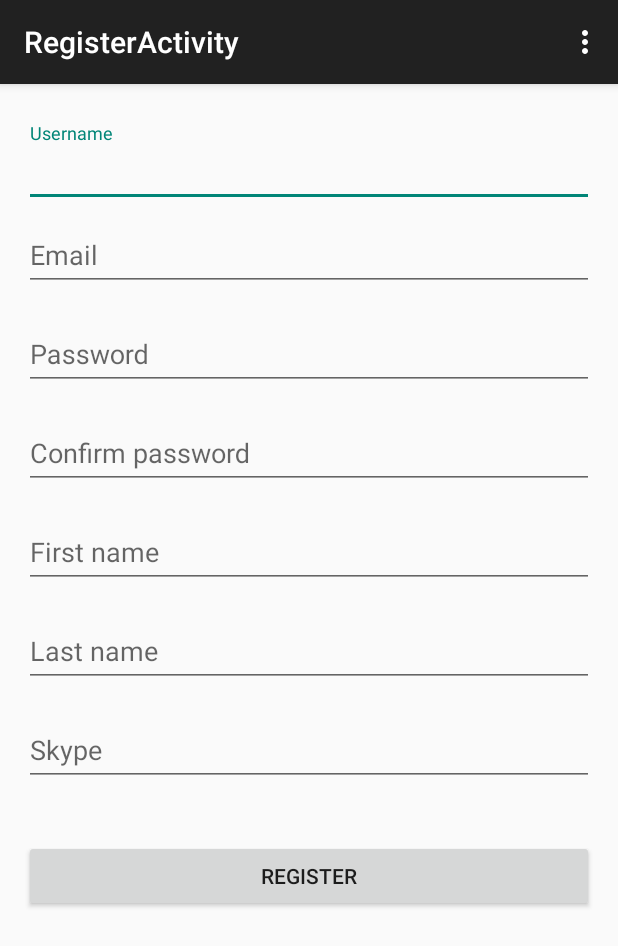
After one commit to davinci2015/Challenge, an Android app: the RegisterActivity screen opened directly, with no data from a screen before it, on a phone screen of 412 x 824 dp. The commit adds this screen. Shown: the top 946 px of the screen. Run offline under Robolectric (Android 15) with nearby library versions, the phone set to English and light mode, and no system bars.

Commit message:
Register Activity added

```diff
--- a/challenge-client/app/src/main/AndroidManifest.xml
+++ b/challenge-client/app/src/main/AndroidManifest.xml
@@ -19,8 +19,13 @@
             android:windowSoftInputMode="adjustResize|stateVisible" >
             <intent-filter>
                 <action android:name="android.intent.action.MAIN" />
+
                 <category android:name="android.intent.category.LAUNCHER" />
             </intent-filter>
+        </activity>
+        <activity
+            android:name=".activities.RegisterActivity"
+            android:label="@string/title_activity_register" >
         </activity>
     </application>
 
--- /dev/null
+++ b/challenge-client/app/src/main/java/hr/foi/challenge/challengeclient/activities/RegisterActivity.java
@@ -0,0 +1,39 @@
+package hr.foi.challenge.challengeclient.activities;
+
+import android.support.v7.app.AppCompatActivity;
+import android.os.Bundle;
+import android.view.Menu;
+import android.view.MenuItem;
+
+import hr.foi.challenge.challengeclient.R;
+
+public class RegisterActivity extends AppCompatActivity {
+
+    @Override
+    protected void onCreate(Bundle savedInstanceState) {
+        super.onCreate(savedInstanceState);
+        setContentView(R.layout.activity_register);
+    }
+
+    @Override
+    public boolean onCreateOptionsMenu(Menu menu) {
+        // Inflate the menu; this adds items to the action bar if it is present.
+        getMenuInflater().inflate(R.menu.reg_menu, menu);
+        return true;
+    }
+
+    @Override
+    public boolean onOptionsItemSelected(MenuItem item) {
+        // Handle action bar item clicks here. The action bar will
+        // automatically handle clicks on the Home/Up button, so long
+        // as you specify a parent activity in AndroidManifest.xml.
+        int id = item.getItemId();
+
+        //noinspection SimplifiableIfStatement
+        if (id == R.id.action_settings) {
+            return true;
+        }
+
+        return super.onOptionsItemSelected(item);
+    }
+}
--- /dev/null
+++ b/challenge-client/app/src/main/res/layout/activity_register.xml
@@ -0,0 +1,119 @@
+<android.support.design.widget.CoordinatorLayout
+    xmlns:android="http://schemas.android.com/apk/res/android"
+    xmlns:tools="http://schemas.android.com/tools"
+    android:id="@+id/register_coordinator"
+    android:layout_width="match_parent"
+    android:layout_height="match_parent"
+    tools:context=".RegisterActivity" >
+
+    <ScrollView
+        android:layout_width="match_parent"
+        android:layout_height="match_parent" >
+
+        <RelativeLayout
+            android:layout_width="match_parent"
+            android:layout_height="wrap_content"
+            android:layout_margin="@dimen/spacing_default" >
+
+            <LinearLayout
+                android:id="@+id/register_layout"
+                android:layout_width="match_parent"
+                android:layout_height="wrap_content"
+                android:orientation="vertical" >
+
+                <android.support.design.widget.TextInputLayout
+                    android:layout_width="match_parent"
+                    android:layout_height="wrap_content"
+                    android:layout_marginTop="@dimen/spacing_small" >
+                    <EditText
+                        android:id="@+id/registration_username"
+                        android:layout_width="match_parent"
+                        android:layout_height="wrap_content"
+                        android:hint="@string/registration_username_hint"
+                        style="@style/Input.Name" />
+                </android.support.design.widget.TextInputLayout>
+
+                <android.support.design.widget.TextInputLayout
+                    android:layout_width="match_parent"
+                    android:layout_height="wrap_content" >
+                    <EditText
+                        android:id="@+id/registration_email"
+                        android:layout_width="match_parent"
+                        android:layout_height="wrap_content"
+                        android:hint="@string/registration_email_hint"
+                        style="@style/Input.Email" />
+                </android.support.design.widget.TextInputLayout>
+
+                <android.support.design.widget.TextInputLayout
+                    android:layout_width="match_parent"
+                    android:layout_height="wrap_content"
+                    android:layout_marginTop="@dimen/spacing_small" >
+                    <EditText
+                        android:id="@+id/registration_password"
+                        android:layout_width="match_parent"
+                        android:layout_height="wrap_content"
+                        android:hint="@string/registration_password_hint"
+                        style="@style/Input.Password" />
+                </android.support.design.widget.TextInputLayout>
+
+                <android.support.design.widget.TextInputLayout
+                    android:layout_width="match_parent"
+                    android:layout_height="wrap_content"
+                    android:layout_marginTop="@dimen/spacing_small" >
+                    <EditText
+                        android:id="@+id/registration_confirm_password"
+                        android:layout_width="match_parent"
+                        android:layout_height="wrap_content"
+                        android:hint="@string/registration_confirm_hint"
+                        style="@style/Input.Password" />
+                </android.support.design.widget.TextInputLayout>
+
+                <android.support.design.widget.TextInputLayout
+                    android:layout_width="match_parent"
+                    android:layout_height="wrap_content"
+                    android:layout_marginTop="@dimen/spacing_small" >
+                    <EditText
+                        android:id="@+id/registration_first_name"
+                        android:layout_width="match_parent"
+                        android:layout_height="wrap_content"
+                        android:hint="@string/registration_first_hint"
+                        style="@style/Input.Name" />
+                </android.support.design.widget.TextInputLayout>
+
+                <android.support.design.widget.TextInputLayout
+                    android:layout_width="match_parent"
+                    android:layout_height="wrap_content"
+                    android:layout_marginTop="@dimen/spacing_small" >
+                    <EditText
+                        android:id="@+id/registration_last_name"
+                        android:layout_width="match_parent"
+                        android:layout_height="wrap_content"
+                        android:hint="@string/registration_last_hint"
+                        style="@style/Input.Name" />
+                </android.support.design.widget.TextInputLayout>
+
+                <android.support.design.widget.TextInputLayout
+                    android:layout_width="match_parent"
+                    android:layout_height="wrap_content"
+                    android:layout_marginTop="@dimen/spacing_small" >
+                    <EditText
+                        android:id="@+id/registration_skype"
+                        android:layout_width="match_parent"
+                        android:layout_height="wrap_content"
+                        android:hint="@string/registration_skype_hint"
+                        style="@style/Input.Name" />
+                </android.support.design.widget.TextInputLayout>
+            </LinearLayout>
+
+            <Button
+                android:id="@+id/confirm_register_button"
+                android:layout_width="match_parent"
+                android:layout_height="wrap_content"
+                android:layout_below="@id/register_layout"
+                android:layout_marginTop="@dimen/spacing_large"
+                android:layout_marginBottom="@dimen/spacing_large"
+                android:text="@string/register" />
+
+        </RelativeLayout>
+    </ScrollView>
+</android.support.design.widget.CoordinatorLayout>
--- /dev/null
+++ b/challenge-client/app/src/main/res/menu/reg_menu.xml
@@ -0,0 +1,7 @@
+<menu xmlns:android="http://schemas.android.com/apk/res/android"
+    xmlns:app="http://schemas.android.com/apk/res-auto"
+    xmlns:tools="http://schemas.android.com/tools"
+    tools:context="hr.foi.challenge.challengeclient.activities.RegisterActivity">
+    <item android:id="@+id/action_settings" android:title="@string/action_settings"
+        android:orderInCategory="100" app:showAsAction="never" />
+</menu>
--- /dev/null
+++ b/challenge-client/app/src/main/res/values-w820dp/dimens.xml
@@ -0,0 +1,6 @@
+<resources>
+    <!-- Example customization of dimensions originally defined in res/values/dimens.xml
+         (such as screen margins) for screens with more than 820dp of available width. This
+         would include 7" and 10" devices in landscape (~960dp and ~1280dp respectively). -->
+    <dimen name="activity_horizontal_margin">64dp</dimen>
+</resources>
--- a/challenge-client/app/src/main/res/values/dimens.xml
+++ b/challenge-client/app/src/main/res/values/dimens.xml
@@ -2,4 +2,12 @@
     <!-- Default screen margins, per the Android Design guidelines. -->
     <dimen name="activity_horizontal_margin">16dp</dimen>
     <dimen name="activity_vertical_margin">16dp</dimen>
+
+    <dimen name="spacing_small">10dp</dimen>
+    <dimen name="spacing_default">16dp</dimen>
+    <dimen name="spacing_large">36dp</dimen>
+
+    <dimen name="text_size_standard_small">14sp</dimen>
+    <dimen name="text_size_standard">16sp</dimen>
+    <dimen name="text_size_standard_large">18sp</dimen>
 </resources>
--- a/challenge-client/app/src/main/res/values/strings.xml
+++ b/challenge-client/app/src/main/res/values/strings.xml
@@ -5,4 +5,17 @@
     <string name="empty_credentials_error">This field is required</string>
     <string name="username_error">Username is too short</string>
     <string name="password_error">Password is too short</string>
+    <string name="title_activity_register">RegisterActivity</string>
+
+    <string name="hello_world">Hello world!</string>
+    <string name="action_settings">Settings</string>
+
+    <string name="registration_username_hint">Username</string>
+    <string name="registration_email_hint">Email</string>
+    <string name="registration_password_hint">Password</string>
+    <string name="registration_confirm_hint">Confirm password</string>
+    <string name="registration_first_hint">First name</string>
+    <string name="registration_last_hint">Last name</string>
+    <string name="registration_skype_hint">Skype</string>
+
 </resources>
--- a/challenge-client/app/src/main/res/values/styles.xml
+++ b/challenge-client/app/src/main/res/values/styles.xml
@@ -5,4 +5,21 @@
         <!-- Customize your theme here. -->
     </style>
 
+    <style name="Input">
+        <item name="android:maxLines">1</item>
+        <item name="android:singleLine">true</item>
+    </style>
+    <style name="Input.Email">
+        <item name="android:inputType">textEmailAddress</item>
+    </style>
+    <style name="Input.Name">
+        <item name="android:inputType">textPersonName|textCapWords</item>
+    </style>
+    <style name="Input.Password">
+        <item name="android:inputType">textPassword</item>
+    </style>
+    <style name="Input.Password.Login">
+        <item name="android:imeOptions">actionGo</item>
+    </style>
+
 </resources>
```
Also changed, not shown: challenge-client/app/src/main/java/hr/foi/challenge/challengeclient/activities/LoginActivity.java (line endings or trailing spaces), 1 other file.
